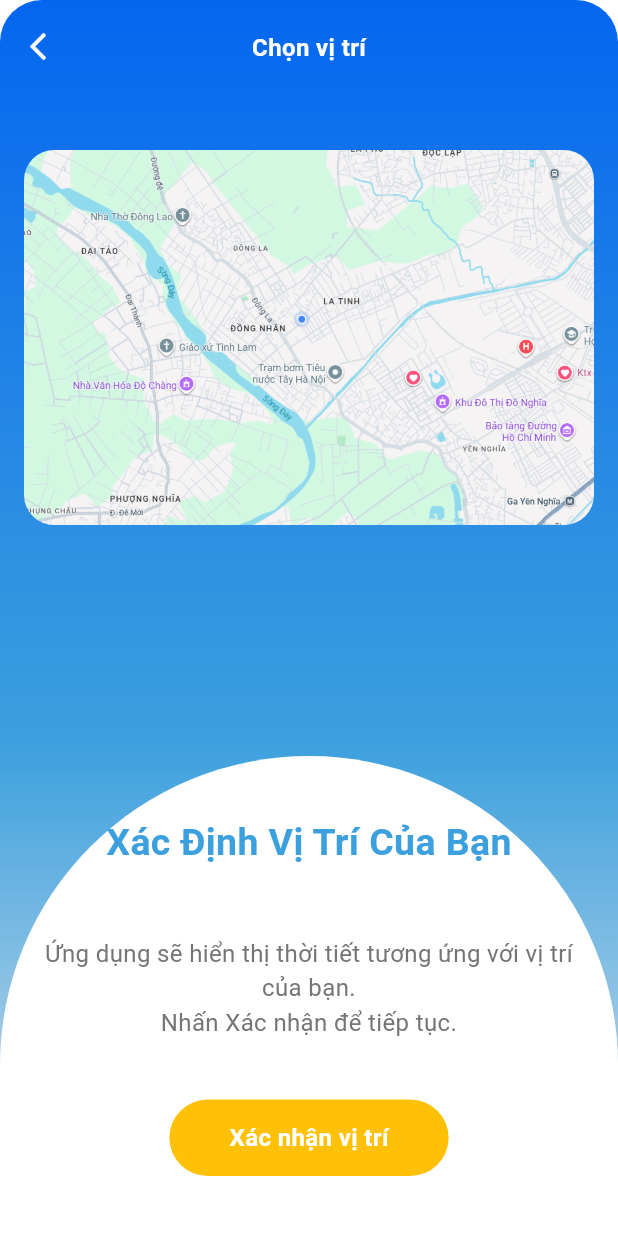
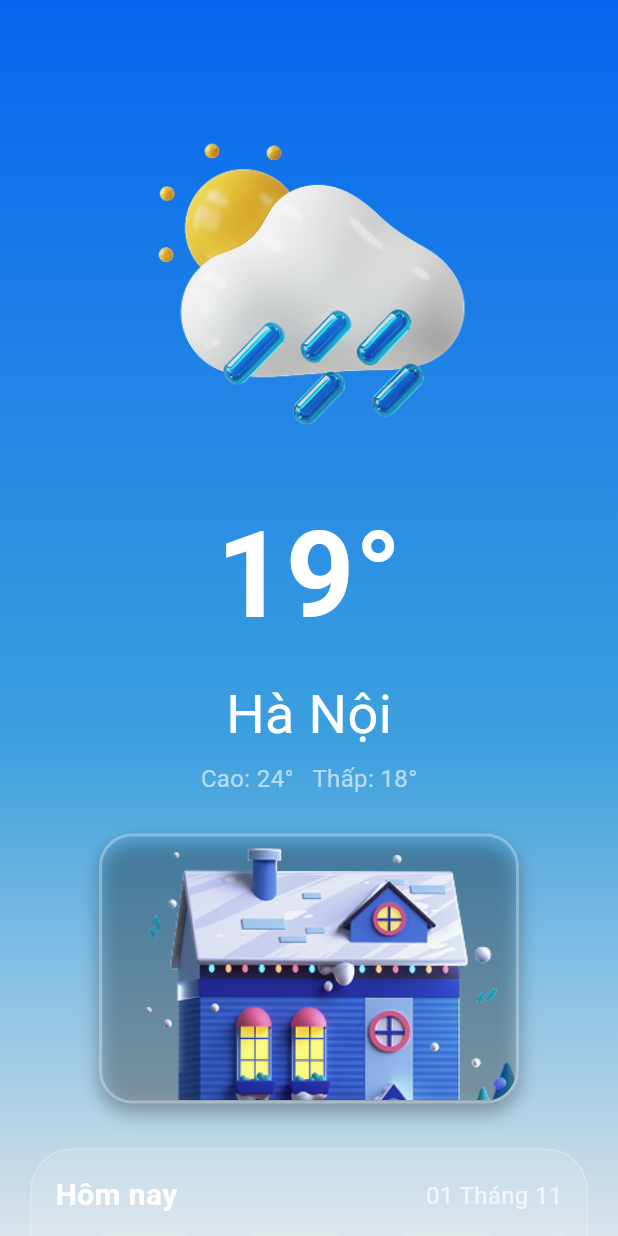
Before and after one commit to ngtthanh365/2025_LTTBDD_N02_Nhom_6, a Flutter app: the XacDinhViTriScreen screen opened by its route, after a tap on "Xác nhận vị trí", on a phone screen of 412 x 824 dp. Run offline on Flutter 3.47's test engine with Material 3 defaults, Android fonts, the phone set to English and light mode, and no system bars.

Commit message:
mh thoi tiet chinh

```diff
--- a/weather_app/lib/main.dart
+++ b/weather_app/lib/main.dart
@@ -1,4 +1,5 @@
 import 'package:flutter/material.dart';
+import 'package:weather_app/screens/thoitietchinh.dart';
 import 'package:weather_app/screens/xacdinhvitri.dart';
 
 // import các màn hình
@@ -23,17 +24,16 @@ class MyApp extends StatelessWidget {
       // Ghi route ở đây
       initialRoute: '/modau',
       routes: {
-        '/modau': (context) => const ModauScreen(),          // màn 1
-        '/gioithieu1': (context) => const GioiThieu1Screen(),// màn 2
-        '/gioithieu2': (context) => const GioiThieu2Screen(),// màn 3
-        '/gioithieu3': (context) => const GioiThieu3Screen(),// màn 4
-        '/gioithieu4': (context) => const GioiThieu4Screen(),// màn 5
+        '/modau': (context) => const ModauScreen(), // màn 1
+        '/gioithieu1': (context) => const GioiThieu1Screen(), // màn 2
+        '/gioithieu2': (context) => const GioiThieu2Screen(), // màn 3
+        '/gioithieu3': (context) => const GioiThieu3Screen(), // màn 4
+        '/gioithieu4': (context) => const GioiThieu4Screen(), // màn 5
         '/xacdinhvitri': (context) => const XacDinhViTriScreen(),
+        '/thoitietchinh': (context) => const WeatherScreen(),
         // '/home': (context) => const HomeScreen(), // nếu sau này cần
       },
-      theme: ThemeData(
-        useMaterial3: true,
-      ),
+      theme: ThemeData(useMaterial3: true),
     );
   }
 }
--- /dev/null
+++ b/weather_app/lib/screens/thoitietchinh.dart
@@ -0,0 +1,541 @@
+import 'dart:ui';
+import 'package:flutter/material.dart';
+
+class WeatherScreen extends StatelessWidget {
+  const WeatherScreen({super.key});
+
+  @override
+  Widget build(BuildContext context) {
+    final Size size = MediaQuery.of(context).size;
+
+    return Scaffold(
+      backgroundColor: const Color(0xFF2C2C54),
+      body: Container(
+        width: double.infinity,
+        height: double.infinity,
+        decoration: const BoxDecoration(
+          gradient: LinearGradient(
+            begin: Alignment.topCenter,
+            end: Alignment.bottomCenter,
+            colors: [
+              Color.fromARGB(255, 4, 102, 239),
+              Color.fromARGB(255, 60, 160, 222),
+              Color.fromARGB(255, 218, 227, 234),
+            ],
+            stops: [0.0, 0.6, 1.0],
+          ),
+        ),
+        child: SafeArea(
+          child: SingleChildScrollView(
+            physics: const BouncingScrollPhysics(),
+            child: Padding(
+              padding: const EdgeInsets.symmetric(vertical: 20),
+              child: Column(
+                crossAxisAlignment: CrossAxisAlignment.center,
+                children: [
+                  //  Mây
+                  Image.asset(
+                    'assets/imgs/icon1.png',
+                    height: size.height * 0.36,
+                    fit: BoxFit.contain,
+                  ),
+                  const SizedBox(height: 10),
+
+                  //  Nhiệt độ
+                  const Text(
+                    "19°",
+                    style: TextStyle(
+                      fontSize: 80,
+                      fontWeight: FontWeight.bold,
+                      color: Colors.white,
+                    ),
+                  ),
+                  const SizedBox(height: 10),
+                  const Text(
+                    "Hà Nội",
+                    style: TextStyle(color: Colors.white, fontSize: 36),
+                  ),
+                  const SizedBox(height: 6),
+                  const Text(
+                    "Cao: 24°   Thấp: 18°",
+                    style: TextStyle(color: Colors.white60, fontSize: 16),
+                  ),
+
+                  const SizedBox(height: 25),
+
+                  //  Ảnh ngôi nhà (giữ kích thước cố định)
+                  Center(
+                    child: Container(
+                      width: 280,
+                      height: 180,
+                      decoration: BoxDecoration(
+                        borderRadius: BorderRadius.circular(22),
+                        border: Border.all(color: Colors.white30, width: 2),
+                        boxShadow: [
+                          BoxShadow(
+                            color: Colors.black.withOpacity(0.3),
+                            blurRadius: 10,
+                            offset: const Offset(0, 6),
+                          ),
+                        ],
+                      ),
+                      child: ClipRRect(
+                        borderRadius: BorderRadius.circular(20),
+                        child: Image.asset(
+                          'assets/imgs/House.png',
+                          fit: BoxFit.cover,
+                        ),
+                      ),
+                    ),
+                  ),
+
+                  const SizedBox(height: 30),
+
+                  //  Khung hôm nay
+                  Container(
+                    margin: const EdgeInsets.symmetric(horizontal: 20),
+                    padding: const EdgeInsets.all(16),
+                    decoration: BoxDecoration(
+                      color: Colors.white.withOpacity(0.1),
+                      borderRadius: BorderRadius.circular(28),
+                      border: Border.all(color: Colors.white24, width: 1),
+                    ),
+                    child: Column(
+                      children: [
+                        Row(
+                          mainAxisAlignment: MainAxisAlignment.spaceBetween,
+                          children: const [
+                            Text(
+                              "Hôm nay",
+                              style: TextStyle(
+                                color: Colors.white,
+                                fontSize: 20,
+                                fontWeight: FontWeight.bold,
+                              ),
+                            ),
+                            Text(
+                              "01 Tháng 11",
+                              style: TextStyle(
+                                color: Colors.white70,
+                                fontSize: 16,
+                              ),
+                            ),
+                          ],
+                        ),
+                        const SizedBox(height: 12),
+                        SizedBox(
+                          height: 120,
+                          child: ListView(
+                            scrollDirection: Axis.horizontal,
+                            physics: const BouncingScrollPhysics(),
+                            padding: const EdgeInsets.symmetric(horizontal: 8),
+                            children: const [
+                              HourlyForecast(
+                                time: "06:00",
+                                temp: "20°C",
+                                iconPath: "assets/imgs/rain.png",
+                              ),
+                              HourlyForecast(
+                                time: "09:00",
+                                temp: "24°C",
+                                iconPath: "assets/imgs/rain.png",
+                              ),
+                              HourlyForecast(
+                                time: "12:00",
+                                temp: "27°C",
+                                iconPath: "assets/imgs/rain.png",
+                              ),
+                              HourlyForecast(
+                                time: "15:00",
+                                temp: "25°C",
+                                iconPath: "assets/imgs/rain.png",
+                              ),
+                              HourlyForecast(
+                                time: "18:00",
+                                temp: "22°C",
+                                iconPath: "assets/imgs/rain.png",
+                              ),
+                              HourlyForecast(
+                                time: "21:00",
+                                temp: "19°C",
+                                iconPath: "assets/imgs/rain.png",
+                              ),
+                            ],
+                          ),
+                        ),
+                      ],
+                    ),
+                  ),
+
+                  const SizedBox(height: 30),
+
+                  //  Dự báo 10 ngày
+                  Container(
+                    margin: const EdgeInsets.symmetric(horizontal: 20),
+                    padding: const EdgeInsets.all(16),
+                    decoration: BoxDecoration(
+                      color: Colors.white.withOpacity(0.1),
+                      borderRadius: BorderRadius.circular(28),
+                      border: Border.all(color: Colors.white24, width: 1),
+                    ),
+                    child: Column(
+                      crossAxisAlignment: CrossAxisAlignment.start,
+                      children: [
+                        const Text(
+                          "Dự báo 10 ngày",
+                          style: TextStyle(
+                            color: Colors.white,
+                            fontSize: 20,
+                            fontWeight: FontWeight.bold,
+                          ),
+                        ),
+                        const SizedBox(height: 12),
+                        Column(
+                          children: const [
+                            DailyForecastRow(
+                              day: "Hôm nay",
+                              rainPercent: 85,
+                              minTemp: 22,
+                              maxTemp: 25,
+                              icon: "assets/imgs/rain.png",
+                            ),
+                            DailyForecastRow(
+                              day: "Th 6",
+                              rainPercent: 90,
+                              minTemp: 22,
+                              maxTemp: 26,
+                              icon: "assets/imgs/rain.png",
+                            ),
+                            DailyForecastRow(
+                              day: "Th 7",
+                              rainPercent: 75,
+                              minTemp: 20,
+                              maxTemp: 24,
+                              icon: "assets/imgs/rain.png",
+                            ),
+                            DailyForecastRow(
+                              day: "CN",
+                              rainPercent: 50,
+                              minTemp: 19,
+                              maxTemp: 25,
+                              icon: "assets/imgs/rain.png",
+                            ),
+                            DailyForecastRow(
+                              day: "Th 2",
+                              rainPercent: 40,
+                              minTemp: 18,
+                              maxTemp: 26,
+                              icon: "assets/imgs/rain.png",
+                            ),
+                            DailyForecastRow(
+                              day: "Th 3",
+                              rainPercent: 35,
+                              minTemp: 20,
+                              maxTemp: 27,
+                              icon: "assets/imgs/rain.png",
+                            ),
+                            DailyForecastRow(
+                              day: "Th 4",
+                              rainPercent: 20,
+                              minTemp: 21,
+                              maxTemp: 29,
+                              icon: "assets/imgs/rain.png",
+                            ),
+                            DailyForecastRow(
+                              day: "Th 5",
+                              rainPercent: 10,
+                              minTemp: 22,
+                              maxTemp: 30,
+                              icon: "assets/imgs/rain.png",
+                            ),
+                            DailyForecastRow(
+                              day: "Th 6",
+                              rainPercent: 30,
+                              minTemp: 23,
+                              maxTemp: 28,
+                              icon: "assets/imgs/rain.png",
+                            ),
+                            DailyForecastRow(
+                              day: "Th 7",
+                              rainPercent: 55,
+                              minTemp: 21,
+                              maxTemp: 27,
+                              icon: "assets/imgs/rain.png",
+                            ),
+                          ],
+                        ),
+                      ],
+                    ),
+                  ),
+
+                  const SizedBox(height: 30),
+
+                  //  Các ô thông tin thời tiết nhỏ (giống iOS)
+                  Container(
+                    margin: const EdgeInsets.symmetric(horizontal: 20),
+                    child: GridView.count(
+                      crossAxisCount: 2,
+                      crossAxisSpacing: 12,
+                      mainAxisSpacing: 12,
+                      shrinkWrap: true,
+                      physics: const NeverScrollableScrollPhysics(),
+                      children: const [
+                        WeatherInfoCard(
+                          title: "CẢM NHẬN",
+                          value: "24°",
+                          subtitle: "Mưa phùn nhẹ",
+                          icon: Icons.thermostat,
+                        ),
+                        WeatherInfoCard(
+                          title: "CHỈ SỐ UV",
+                          value: "3",
+                          subtitle: "Trung bình",
+                          icon: Icons.wb_sunny_outlined,
+                        ),
+                        WeatherInfoCard(
+                          title: "GIÓ",
+                          value: "9 km/h",
+                          subtitle: "Hướng: 341° BTB",
+                          icon: Icons.air,
+                        ),
+                        WeatherInfoCard(
+                          title: "MẶT TRỜI LẶN",
+                          value: "17:22",
+                          subtitle: "Mọc: 05:58",
+                          icon: Icons.wb_twilight,
+                        ),
+                        WeatherInfoCard(
+                          title: "LƯỢNG MƯA",
+                          value: "3 mm",
+                          subtitle: "Dự báo: 17 mm / 24h tới",
+                          icon: Icons.water_drop_outlined,
+                        ),
+                        WeatherInfoCard(
+                          title: "TẦM NHÌN",
+                          value: "15 km",
+                          subtitle: "Tầm nhìn rõ.",
+                          icon: Icons.remove_red_eye_outlined,
+                        ),
+                        WeatherInfoCard(
+                          title: "ĐỘ ẨM",
+                          value: "85%",
+                          subtitle: "Điểm sương 21°",
+                          icon: Icons.grain_outlined,
+                        ),
+                        WeatherInfoCard(
+                          title: "ÁP SUẤT",
+                          value: "1009 hPa",
+                          subtitle: "Ổn định",
+                          icon: Icons.speed_outlined,
+                        ),
+                      ],
+                    ),
+                  ),
+
+                  const SizedBox(height: 40),
+
+                  //  Thanh icon dưới cùng
+                  Padding(
+                    padding: const EdgeInsets.symmetric(horizontal: 60),
+                    child: Row(
+                      mainAxisAlignment: MainAxisAlignment.spaceBetween,
+                      children: const [
+                        Icon(
+                          Icons.location_on_outlined,
+                          color: Colors.white70,
+                          size: 30,
+                        ),
+                        Icon(
+                          Icons.add_circle_outline,
+                          color: Colors.white70,
+                          size: 30,
+                        ),
+                        Icon(Icons.menu, color: Colors.white70, size: 30),
+                      ],
+                    ),
+                  ),
+                ],
+              ),
+            ),
+          ),
+        ),
+      ),
+    );
+  }
+}
+
+// ------------------- Widget dự báo theo giờ -------------------
+class HourlyForecast extends StatelessWidget {
+  final String time;
+  final String temp;
+  final String iconPath;
+  const HourlyForecast({
+    super.key,
+    required this.time,
+    required this.temp,
+    required this.iconPath,
+  });
+
+  @override
+  Widget build(BuildContext context) {
+    return Container(
+      width: 90,
+      margin: const EdgeInsets.symmetric(horizontal: 6),
+      decoration: BoxDecoration(
+        color: Colors.white.withOpacity(0.15),
+        borderRadius: BorderRadius.circular(18),
+        border: Border.all(color: Colors.white24, width: 1),
+      ),
+      child: Column(
+        mainAxisAlignment: MainAxisAlignment.center,
+        children: [
+          Image.asset(iconPath, height: 35, fit: BoxFit.contain),
+          const SizedBox(height: 6),
+          Text(temp, style: const TextStyle(color: Colors.white, fontSize: 16)),
+          const SizedBox(height: 4),
+          Text(
+            time,
+            style: const TextStyle(color: Colors.white70, fontSize: 14),
+          ),
+        ],
+      ),
+    );
+  }
+}
+
+// ------------------- Widget Dự báo 10 ngày -------------------
+class DailyForecastRow extends StatelessWidget {
+  final String day;
+  final int rainPercent;
+  final int minTemp;
+  final int maxTemp;
+  final String icon;
+
+  const DailyForecastRow({
+    super.key,
+    required this.day,
+    required this.rainPercent,
+    required this.minTemp,
+    required this.maxTemp,
+    required this.icon,
+  });
+
+  @override
+  Widget build(BuildContext context) {
+    return Container(
+      padding: const EdgeInsets.symmetric(vertical: 6),
+      child: Row(
+        mainAxisAlignment: MainAxisAlignment.spaceBetween,
+        children: [
+          SizedBox(
+            width: 60,
+            child: Text(
+              day,
+              style: const TextStyle(color: Colors.white, fontSize: 16),
+            ),
+          ),
+          Row(
+            crossAxisAlignment: CrossAxisAlignment.center,
+            children: [
+              Image.asset(icon, width: 26, height: 26),
+              const SizedBox(width: 4),
+              Text(
+                "$rainPercent%",
+                style: const TextStyle(
+                  color: Colors.lightBlueAccent,
+                  fontSize: 15,
+                  fontWeight: FontWeight.w500,
+                ),
+              ),
+            ],
+          ),
+          Text(
+            "$minTemp°",
+            style: const TextStyle(color: Colors.white70, fontSize: 16),
+          ),
+          Expanded(
+            child: Padding(
+              padding: const EdgeInsets.symmetric(horizontal: 6),
+              child: Container(
+                height: 4,
+                decoration: BoxDecoration(
+                  gradient: const LinearGradient(
+                    colors: [Colors.yellow, Colors.orange],
+                  ),
+                  borderRadius: BorderRadius.circular(4),
+                ),
+              ),
+            ),
+          ),
+          Text(
+            "$maxTemp°",
+            style: const TextStyle(color: Colors.white, fontSize: 16),
+          ),
+        ],
+      ),
+    );
+  }
+}
+
+// ------------------- Ô thông tin thời tiết -------------------
+class WeatherInfoCard extends StatelessWidget {
+  final String title;
+  final String value;
+  final String subtitle;
+  final IconData icon;
+
+  const WeatherInfoCard({
+    super.key,
+    required this.title,
+    required this.value,
+    required this.subtitle,
+    required this.icon,
+  });
+
+  @override
+  Widget build(BuildContext context) {
+    return ClipRRect(
+      borderRadius: BorderRadius.circular(20),
+      child: BackdropFilter(
+        filter: ImageFilter.blur(sigmaX: 10, sigmaY: 10),
+        child: Container(
+          padding: const EdgeInsets.all(14),
+          decoration: BoxDecoration(
+            color: Colors.white.withOpacity(0.15),
+            borderRadius: BorderRadius.circular(20),
+            border: Border.all(color: Colors.white24, width: 1),
+          ),
+          child: Column(
+            crossAxisAlignment: CrossAxisAlignment.start,
+            children: [
+              Icon(icon, color: Colors.white70, size: 22),
+              const SizedBox(height: 10),
+              Text(
+                title,
+                style: const TextStyle(
+                  color: Colors.white70,
+                  fontSize: 14,
+                  fontWeight: FontWeight.w500,
+                ),
+              ),
+              const SizedBox(height: 6),
+              Text(
+                value,
+                style: const TextStyle(
+                  color: Colors.white,
+                  fontSize: 24,
+                  fontWeight: FontWeight.bold,
+                ),
+              ),
+              const SizedBox(height: 4),
+              Text(
+                subtitle,
+                style: const TextStyle(color: Colors.white70, fontSize: 13),
+              ),
+            ],
+          ),
+        ),
+      ),
+    );
+  }
+}
--- a/weather_app/lib/screens/xacdinhvitri.dart
+++ b/weather_app/lib/screens/xacdinhvitri.dart
@@ -3,7 +3,7 @@ import 'package:flutter/material.dart';
 class XacDinhViTriScreen extends StatelessWidget {
   const XacDinhViTriScreen({super.key});
 
-   @override
+  @override
   Widget build(BuildContext context) {
     final Gradient bgGradient = const LinearGradient(
       begin: Alignment.topCenter,
@@ -26,14 +26,12 @@ class XacDinhViTriScreen extends StatelessWidget {
           ),
           child: Stack(
             children: [
-
               const SizedBox(height: 100),
               Padding(
                 padding: const EdgeInsets.only(top: 100, left: 16, right: 16),
                 child: ClipRRect(
                   borderRadius: BorderRadius.circular(20),
                   child: SizedBox(
-
                     height: 250,
                     width: double.infinity,
                     child: InteractiveViewer(
@@ -81,16 +79,21 @@ class XacDinhViTriScreen extends StatelessWidget {
                   ),
                 ),
               ),
+
               /// Nội dung
               Align(
                 alignment: Alignment.bottomCenter,
                 child: Container(
                   width: double.infinity,
-                  padding: const EdgeInsets.symmetric(horizontal: 24, vertical: 40),
+                  padding: const EdgeInsets.symmetric(
+                    horizontal: 24,
+                    vertical: 40,
+                  ),
                   decoration: const BoxDecoration(
                     color: Colors.white,
-                    borderRadius:
-                        BorderRadius.vertical(top: Radius.circular(250)),
+                    borderRadius: BorderRadius.vertical(
+                      top: Radius.circular(250),
+                    ),
                   ),
                   child: Column(
                     mainAxisSize: MainAxisSize.min,
@@ -98,10 +101,11 @@ class XacDinhViTriScreen extends StatelessWidget {
                       const Text(
                         "Xác Định Vị Trí Của Bạn\n",
                         style: TextStyle(
-                            fontSize: 25,
-                            fontWeight: FontWeight.bold,
-                            color: Color.fromARGB(255, 60, 160, 222)),
-                            textAlign: TextAlign.center,
+                          fontSize: 25,
+                          fontWeight: FontWeight.bold,
+                          color: Color.fromARGB(255, 60, 160, 222),
+                        ),
+                        textAlign: TextAlign.center,
                       ),
                       const SizedBox(height: 8),
                       Text(
@@ -116,14 +120,16 @@ class XacDinhViTriScreen extends StatelessWidget {
                       const SizedBox(height: 40),
 
                       /// Button -> sang main app
-                                   // Nút xác nhận vị trí
+                      // Nút xác nhận vị trí
                       GestureDetector(
                         onTap: () {
-                          Navigator.pushNamed(context, '/thoitiet');
+                          Navigator.pushNamed(context, '/thoitietchinh');
                         },
                         child: Container(
                           padding: const EdgeInsets.symmetric(
-                              horizontal: 40, vertical: 14),
+                            horizontal: 40,
+                            vertical: 14,
+                          ),
                           decoration: BoxDecoration(
                             color: const Color(0xFFFFC107),
                             borderRadius: BorderRadius.circular(30),
@@ -138,7 +144,6 @@ class XacDinhViTriScreen extends StatelessWidget {
                           ),
                         ),
                       ),
-
                     ],
                   ),
                 ),
```
Also changed, not shown: weather_app/assets/imgs/House.png (added), weather_app/assets/imgs/rain.png (added).
